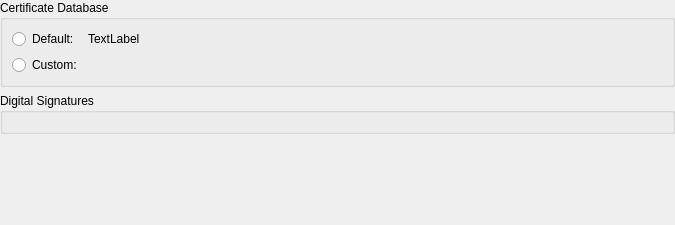
Old version of the form generators/poppler/conf/certsettingswidget.ui in the repository KDE/okular.
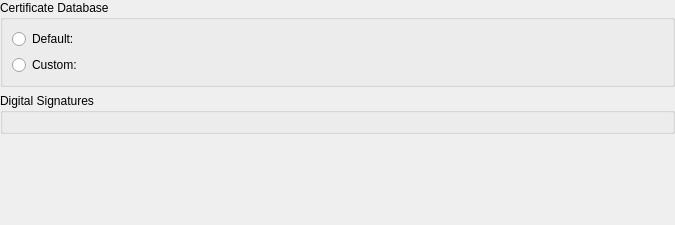
New version of the form.

The edit to the form file:
```diff
--- a/generators/poppler/conf/certsettingswidget.ui
+++ b/generators/poppler/conf/certsettingswidget.ui
@@ -49,7 +49,7 @@
       <item row="0" column="1">
        <widget class="QLabel" name="defaultLabel">
         <property name="text">
-         <string notr="true">TextLabel</string>
+         <string notr="true"/>
         </property>
        </widget>
       </item>
```
